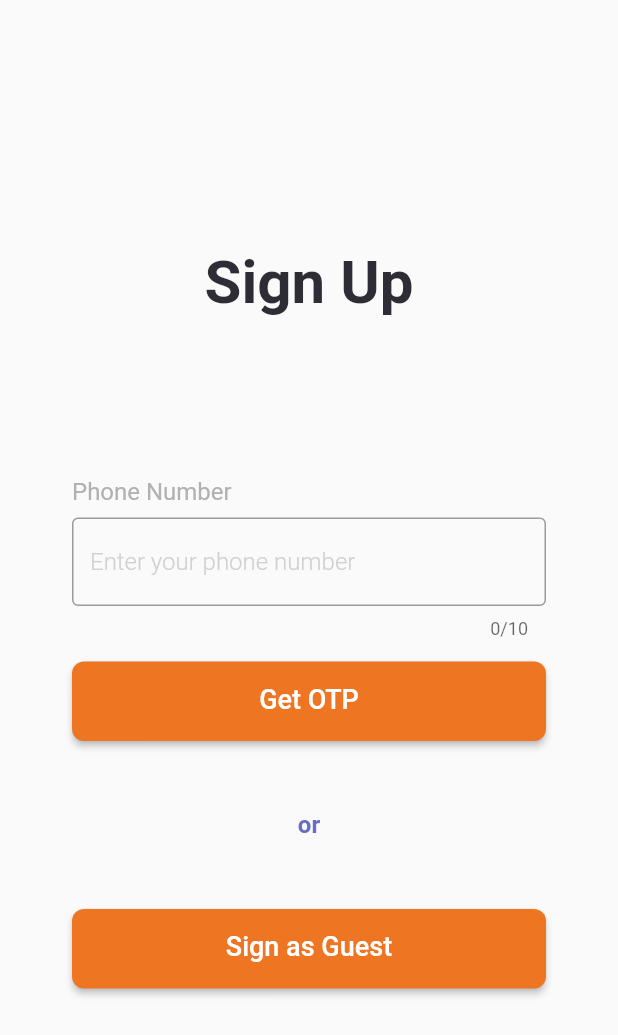
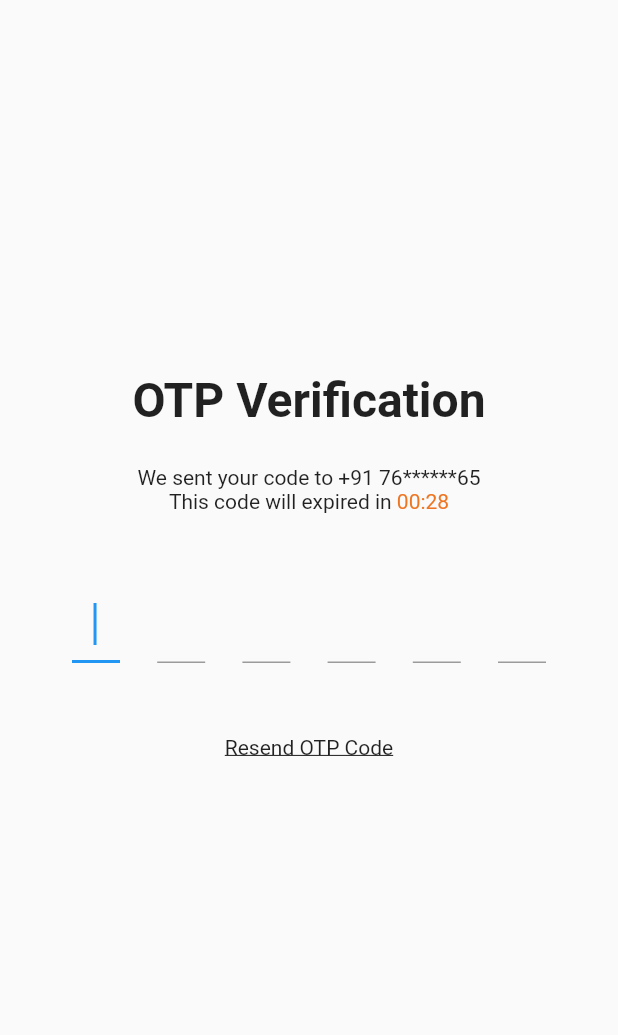
Before and after one commit to VivekParida/Canteen_Cart, a Flutter app: the SignUpState screen opened directly, after a tap on "Get OTP", on a phone screen of 412 x 824 dp. Shown: the top 1035 px of the screen. Run offline on Flutter 3.47's test engine with Material 2 defaults, Android fonts, the light colour scheme and no system bars; our stand-ins replace animated_splash_screen, page_transition; missing offline and left inert: dart:ffi; Roboto replaces fonts that are missing (Gilroy).

Commit message:
login screen, otp screen, terms and conditions scree, onboarding skip

```diff
--- /dev/null
+++ b/lib/Screens/OTP/Components/body.dart
@@ -0,0 +1,89 @@
+import 'package:flutter/material.dart';
+import 'package:mr_corporate/Screens/OTP/Components/otp_form.dart';
+import 'package:mr_corporate/Screens/congratulations.dart';
+
+class Body extends StatelessWidget {
+  const Body({Key? key}) : super(key: key);
+
+  @override
+  Widget build(BuildContext context) {
+    return SizedBox(
+      width: double.infinity,
+      child: Padding(
+        padding: EdgeInsets.all(48),
+        child: SingleChildScrollView(
+          child: Column(
+            children: [
+              SizedBox(height: 200),
+              Text(
+                "OTP Verification",
+                style: TextStyle(
+                  fontSize: 32,
+                  fontWeight: FontWeight.bold,
+                ),
+              ),
+              SizedBox(
+                height: 24,
+              ),
+              Text("We sent your code to +91 76******65"),
+              buildTimer(),
+              OtpForm(),
+              SizedBox(height: 8),
+              GestureDetector(
+                onTap: () {
+                  // OTP code resend
+                },
+                child: Text(
+                  "Resend OTP Code",
+                  style: TextStyle(decoration: TextDecoration.underline),
+                ),
+              ),
+              SizedBox(
+                height: 300,
+              ),
+              SizedBox(
+                height: 53,
+                width: 333,
+                child: ElevatedButton(
+                  onPressed: () {
+                    Navigator.push(
+                        context,
+                        MaterialPageRoute(
+                            builder: (context) => CongratulationsState()));
+                  },
+                  style: ElevatedButton.styleFrom(
+                    primary: Color.fromRGBO(238, 118, 35, 1),
+                    elevation: 0,
+                    shape: RoundedRectangleBorder(
+                        borderRadius: BorderRadius.all(Radius.circular(8))),
+                  ),
+                  child: Text(
+                    "Verify",
+                    style: TextStyle(fontSize: 18),
+                  ),
+                ),
+              ),
+            ],
+          ),
+        ),
+      ),
+    );
+  }
+
+  Row buildTimer() {
+    return Row(
+      mainAxisAlignment: MainAxisAlignment.center,
+      children: [
+        Text("This code will expired in "),
+        TweenAnimationBuilder(
+          tween: Tween(begin: 30.0, end: 0.0),
+          duration: Duration(seconds: 30),
+          builder: (_, dynamic value, child) => Text(
+            "00:${value.toInt()}",
+            style: TextStyle(color: Color.fromRGBO(238, 118, 35, 1)),
+          ),
+        ),
+      ],
+    );
+  }
+}
--- /dev/null
+++ b/lib/Screens/OTP/Components/otp_form.dart
@@ -0,0 +1,138 @@
+import 'package:flutter/material.dart';
+
+class OtpForm extends StatefulWidget {
+  const OtpForm({Key? key}) : super(key: key);
+
+  @override
+  State<OtpForm> createState() => _OtpFormState();
+}
+
+class _OtpFormState extends State<OtpForm> {
+  FocusNode? pin2FocusNode;
+  FocusNode? pin3FocusNode;
+  FocusNode? pin4FocusNode;
+  FocusNode? pin5FocusNode;
+  FocusNode? pin6FocusNode;
+
+  @override
+  void initState() {
+    super.initState();
+    pin2FocusNode = FocusNode();
+    pin3FocusNode = FocusNode();
+    pin4FocusNode = FocusNode();
+    pin5FocusNode = FocusNode();
+    pin6FocusNode = FocusNode();
+  }
+
+  @override
+  void dispose() {
+    super.dispose();
+    pin2FocusNode!.dispose();
+    pin3FocusNode!.dispose();
+    pin4FocusNode!.dispose();
+    pin5FocusNode!.dispose();
+    pin6FocusNode!.dispose();
+  }
+
+  void nextField(String value, FocusNode? focusNode) {
+    if (value.length == 1) {
+      focusNode!.requestFocus();
+    }
+  }
+
+  @override
+  Widget build(BuildContext context) {
+    return Form(
+      child: Column(
+        children: [
+          SizedBox(height: 48),
+          Row(
+            mainAxisAlignment: MainAxisAlignment.spaceBetween,
+            children: [
+              SizedBox(
+                width: 32,
+                height: 68,
+                child: TextFormField(
+                  autofocus: true,
+                  style: TextStyle(fontSize: 24),
+                  keyboardType: TextInputType.number,
+                  textAlign: TextAlign.center,
+                  onChanged: (value) {
+                    nextField(value, pin2FocusNode);
+                  },
+                ),
+              ),
+              SizedBox(
+                width: 32,
+                height: 68,
+                child: TextFormField(
+                  focusNode: pin2FocusNode,
+                  style: TextStyle(fontSize: 24),
+                  keyboardType: TextInputType.number,
+                  textAlign: TextAlign.center,
+                  //decoration: otpInputDecoration,
+                  onChanged: (value) => nextField(value, pin3FocusNode),
+                ),
+              ),
+              SizedBox(
+                width: 32,
+                height: 68,
+                child: TextFormField(
+                  focusNode: pin3FocusNode,
+                  style: TextStyle(fontSize: 24),
+                  keyboardType: TextInputType.number,
+                  textAlign: TextAlign.center,
+                  //decoration: inpo(),
+                  onChanged: (value) => nextField(value, pin4FocusNode),
+                ),
+              ),
+              SizedBox(
+                width: 32,
+                height: 68,
+                child: TextFormField(
+                  focusNode: pin4FocusNode,
+                  style: TextStyle(fontSize: 24),
+                  keyboardType: TextInputType.number,
+                  textAlign: TextAlign.center,
+                  onChanged: (value) => nextField(value, pin5FocusNode),
+                ),
+              ),
+              SizedBox(
+                width: 32,
+                height: 68,
+                child: TextFormField(
+                  focusNode: pin5FocusNode,
+                  style: TextStyle(fontSize: 24),
+                  keyboardType: TextInputType.number,
+                  textAlign: TextAlign.center,
+                  onChanged: (value) => nextField(value, pin6FocusNode),
+                ),
+              ),
+              SizedBox(
+                width: 32,
+                height: 68,
+                child: TextFormField(
+                  focusNode: pin6FocusNode,
+                  style: TextStyle(fontSize: 24),
+                  keyboardType: TextInputType.number,
+                  textAlign: TextAlign.center,
+                  onChanged: (value) {
+                    if (value.length == 1) {
+                      pin6FocusNode!.unfocus();
+                      // Then you need to check is the code is correct or not
+                    }
+                  },
+                ),
+              ),
+            ],
+          ),
+          SizedBox(height: 24),
+          // DefaultButton(
+          //   text: "Continue",
+          //   press: () {},
+          // )
+        ],
+      ),
+    );
+  }
+}
--- a/lib/Screens/otp.dart
+++ b/lib/Screens/OTP/otp_screen.dart
@@ -1,4 +1,5 @@
 import 'package:flutter/material.dart';
+import 'package:mr_corporate/Screens/OTP/Components/body.dart';
 
 class OTPstate extends StatefulWidget {
   const OTPstate({Key? key}) : super(key: key);
@@ -10,6 +11,6 @@ class OTPstate extends StatefulWidget {
 class _OTPstateState extends State<OTPstate> {
   @override
   Widget build(BuildContext context) {
-    return Container();
+    return Scaffold(body: Body());
   }
 }
--- a/lib/Screens/sign_in.dart
+++ b/lib/Screens/sign_in.dart
@@ -1,5 +1,5 @@
 import 'package:flutter/material.dart';
-import 'package:mr_corporate/Screens/otp.dart';
+import 'package:mr_corporate/Screens/OTP/otp_screen.dart';
 
 class SignUpState extends StatefulWidget {
   const SignUpState({Key? key}) : super(key: key);
@@ -15,6 +15,7 @@ class _SignUpStateState extends State<SignUpState> {
       body: Padding(
         padding: const EdgeInsets.all(48.0),
         child: Column(
+          crossAxisAlignment: CrossAxisAlignment.start,
           children: [
             const Spacer(),
             Text(
@@ -50,7 +51,9 @@ class _SignUpStateState extends State<SignUpState> {
                       maxLength: 10,
                       decoration: InputDecoration(
                         fillColor: Color.fromRGBO(238, 118, 35, 1),
-                        border: OutlineInputBorder(),
+                        border: OutlineInputBorder(
+                            borderSide: BorderSide(
+                                color: Color.fromRGBO(238, 118, 35, 1))),
                         hintText: 'Enter your phone number',
                         hintStyle: TextStyle(
                           color: Color.fromRGBO(209, 209, 209, 1),
@@ -68,7 +71,13 @@ class _SignUpStateState extends State<SignUpState> {
                       width: 333.0,
                       height: 53.0,
                       child: ElevatedButton(
-                        onPressed: () {},
+                        onPressed: () {
+                          Navigator.push(
+                              context,
+                              MaterialPageRoute(
+                                builder: (context) => OTPstate(),
+                              ));
+                        },
                         style: ButtonStyle(
                             backgroundColor: MaterialStateProperty.all(
                                 Color.fromRGBO(238, 118, 35, 1)),
@@ -111,18 +120,22 @@ class _SignUpStateState extends State<SignUpState> {
                 height: 53.0,
                 child: ElevatedButton(
                   onPressed: () {},
-                  style: ButtonStyle(
-                      backgroundColor: MaterialStateProperty.all(
-                          Color.fromRGBO(238, 118, 35, 1)),
-                      shape: MaterialStateProperty.all(RoundedRectangleBorder(
-                          borderRadius: BorderRadius.circular(8)))),
+                  style: ElevatedButton.styleFrom(
+                    primary: Color.fromARGB(255, 255, 255, 255),
+                    elevation: 0,
+                    side: BorderSide(
+                        color: Color.fromRGBO(238, 118, 35, 1), width: 1),
+                    shape: RoundedRectangleBorder(
+                      borderRadius: BorderRadius.all(Radius.circular(8)),
+                    ),
+                  ),
                   child: Center(
                     child: Text(
-                      'Sign as Guest',
+                      'Join Guest',
                       style: TextStyle(
                         fontFamily: 'Gilroy',
                         fontSize: 18,
-                        color: Colors.white,
+                        color: Color.fromRGBO(238, 118, 35, 1),
                         height: 1,
                       ),
                       textAlign: TextAlign.center,
--- a/lib/Screens/splash_screen.dart
+++ b/lib/Screens/splash_screen.dart
@@ -23,8 +23,6 @@ class _splashScreenState extends State<splashScreen> {
         ),
         splashIconSize: 250,
         backgroundColor: Color.fromRGBO(245, 245, 245, 1),
-        nextScreen: onBoardingScreenState(
-          onSkip: () {},
-        ));
+        nextScreen: onBoardingScreenState());
   }
 }
--- a/lib/main.dart
+++ b/lib/main.dart
@@ -18,7 +18,7 @@ class MyApp extends StatelessWidget {
       theme: ThemeData(
         primarySwatch: Colors.blue,
       ),
-      home: SignUpState(),
+      home: splashScreen(),
     );
   }
 }
```
Also changed, not shown: lib/Screens/Onboarding/header_section.dart (added, +40 -0 lines), lib/Screens/Onboarding/onboardingPages.dart (+19 -7 lines), lib/Screens/Onboarding/onboarding_info.dart (+6 -3 lines), lib/Screens/congratulations.dart (added, +10 -0 lines), lib/Screens/terms_and_conditions.dart (+53 -0 lines).
